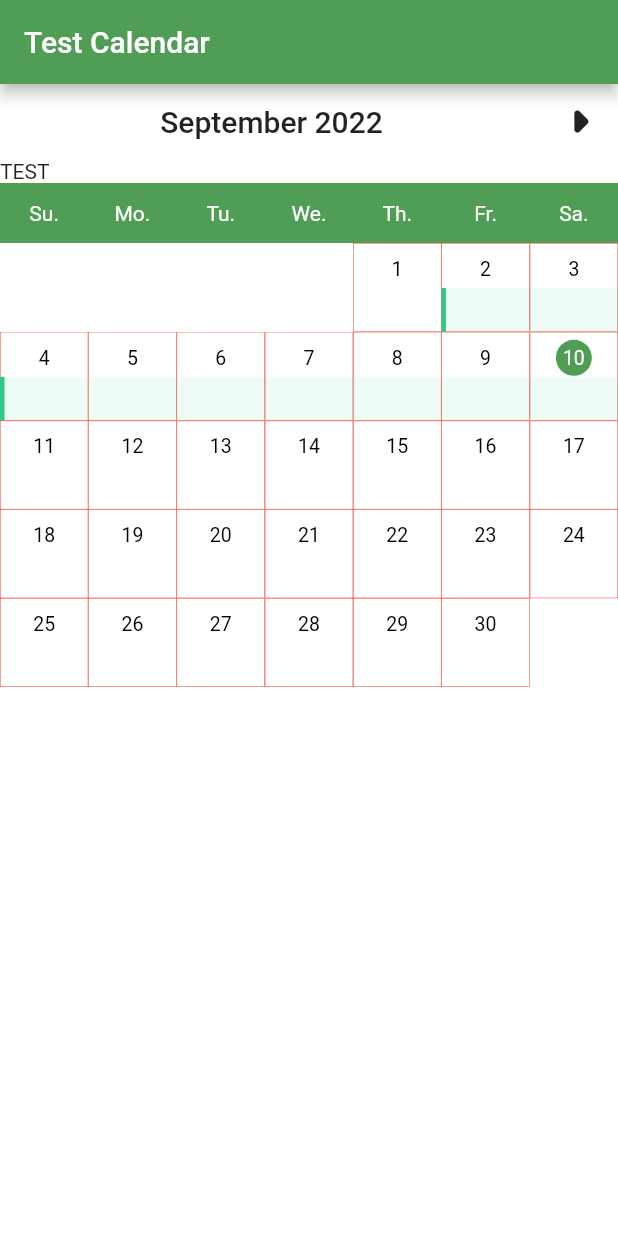
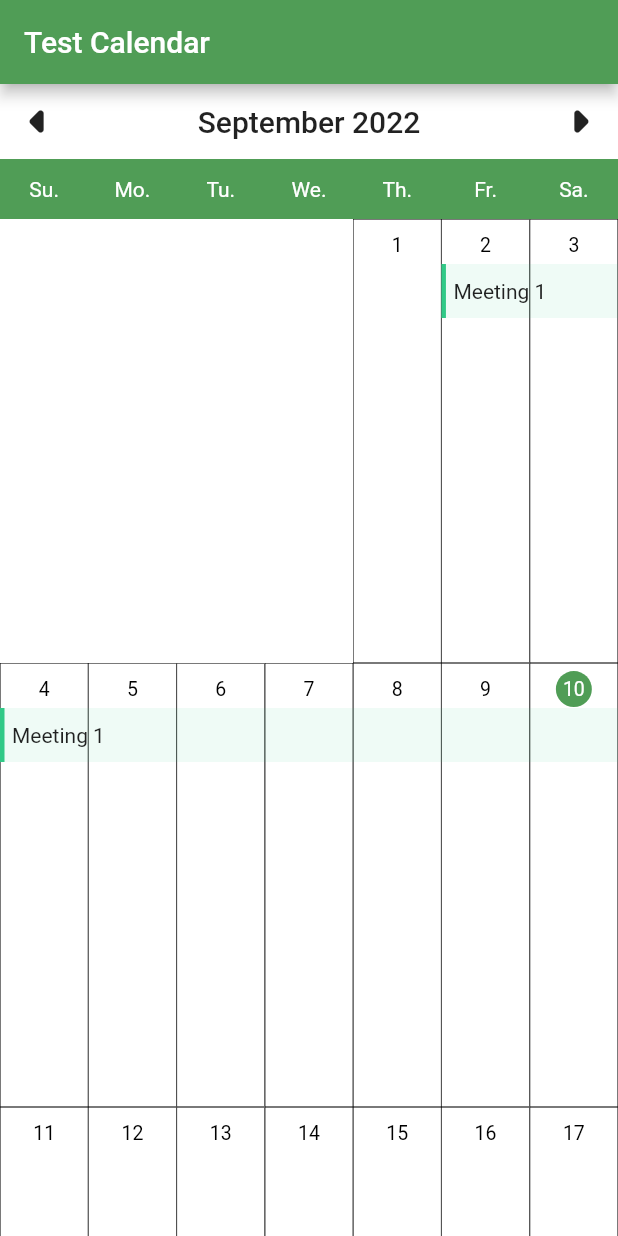
Before and after one commit to rynssnjn/event_calendar, a Flutter app: the screen it shows after launch, on a phone screen of 412 x 824 dp. Run offline on Flutter 3.47's test engine with Material 2 defaults, Android fonts, the phone set to English and light mode, and no system bars.

```diff
--- a/example/lib/main.dart
+++ b/example/lib/main.dart
@@ -29,93 +29,93 @@ class _MyHomePageState extends State<MyHomePage> {
   Widget build(BuildContext context) {
     final events = [
       EventModel(
-        title: '',
-        startTime: DateTime(2022, 9, 2),
-        endTime: DateTime(2022, 9, 10),
+        title: 'Meeting 1',
+        startDate: DateTime(2022, 9, 2),
+        endDate: DateTime(2022, 9, 10),
         backgroundColor: const Color(0xff31C987),
       ),
       EventModel(
-        title: 'Meeting 1',
-        startTime: DateTime(2022, 11, 1),
-        endTime: DateTime(2022, 12, 5),
+        title: 'Meeting 2',
+        startDate: DateTime(2022, 11, 1),
+        endDate: DateTime(2022, 12, 5),
         backgroundColor: const Color(0xff31C987),
       ),
       EventModel(
         title: 'Meeting 3',
-        startTime: DateTime(2022, 12, 3),
-        endTime: DateTime(2022, 12, 09),
+        startDate: DateTime(2022, 12, 3),
+        endDate: DateTime(2022, 12, 09),
         backgroundColor: const Color(0xff892486),
       ),
       EventModel(
         title: 'Meeting 4',
-        startTime: DateTime(2022, 12, 09),
-        endTime: DateTime(2022, 12, 12),
+        startDate: DateTime(2022, 12, 09),
+        endDate: DateTime(2022, 12, 12),
         backgroundColor: const Color(0xff892486),
       ),
       EventModel(
         title: 'Meeting 5',
-        startTime: DateTime(2022, 12, 12),
-        endTime: DateTime(2022, 12, 12),
+        startDate: DateTime(2022, 12, 12),
+        endDate: DateTime(2022, 12, 12),
         backgroundColor: const Color(0xff892486),
       ),
       EventModel(
         title: 'Meeting 6',
-        startTime: DateTime(2022, 12, 12),
-        endTime: DateTime(2022, 12, 15),
+        startDate: DateTime(2022, 12, 12),
+        endDate: DateTime(2022, 12, 15),
         backgroundColor: const Color(0xff31C987),
       ),
       EventModel(
         title: 'Meeting 7',
-        startTime: DateTime(2022, 12, 6),
-        endTime: DateTime(2022, 12, 7),
+        startDate: DateTime(2022, 12, 6),
+        endDate: DateTime(2022, 12, 7),
         backgroundColor: const Color(0xff892486),
       ),
       EventModel(
         title: 'Meeting 8',
-        startTime: DateTime(2022, 12, 12),
-        endTime: DateTime(2022, 12, 12),
+        startDate: DateTime(2022, 12, 12),
+        endDate: DateTime(2022, 12, 12),
         backgroundColor: const Color(0xff31C987),
       ),
       EventModel(
         title: 'Meeting 9',
-        startTime: DateTime(2022, 12, 12),
-        endTime: DateTime(2022, 12, 12),
+        startDate: DateTime(2022, 12, 12),
+        endDate: DateTime(2022, 12, 12),
         backgroundColor: const Color(0xff31C987),
       ),
       EventModel(
         title: 'Meeting 10',
-        startTime: DateTime(2022, 12, 13),
-        endTime: DateTime(2022, 12, 18),
+        startDate: DateTime(2022, 12, 13),
+        endDate: DateTime(2022, 12, 18),
         backgroundColor: const Color(0xff31C987),
       ),
       EventModel(
         title: 'Meeting 11',
-        startTime: DateTime(2022, 12, 15),
-        endTime: DateTime(2022, 12, 22),
+        startDate: DateTime(2022, 12, 15),
+        endDate: DateTime(2022, 12, 22),
         backgroundColor: const Color(0xff892486),
       ),
       EventModel(
         title: 'Meeting 12',
-        startTime: DateTime(2022, 12, 21),
-        endTime: DateTime(2022, 12, 24),
+        startDate: DateTime(2022, 12, 21),
+        endDate: DateTime(2022, 12, 24),
         backgroundColor: const Color(0xff31C987),
       ),
       EventModel(
         title: 'Meeting 13',
-        startTime: DateTime(2022, 12, 10),
-        endTime: DateTime(2022, 12, 10),
+        startDate: DateTime(2022, 12, 10),
+        endDate: DateTime(2022, 12, 10),
         backgroundColor: const Color(0xff31C987),
       ),
       EventModel(
         title: 'Meeting 14',
-        startTime: DateTime(2022, 12, 8),
-        endTime: DateTime(2022, 12, 10),
+        startDate: DateTime(2022, 12, 8),
+        endDate: DateTime(2022, 12, 10),
         backgroundColor: const Color(0xff31C987),
       ),
       EventModel(
         title: 'Rael birthday',
-        startTime: DateTime(2021, 04, 23),
-        endTime: DateTime(2021, 04, 23),
+        startDate: DateTime(2021, 04, 23),
+        endDate: DateTime(2021, 04, 23),
         backgroundColor: const Color(0xff31C987),
       ),
     ];
@@ -128,13 +128,8 @@ class _MyHomePageState extends State<MyHomePage> {
         holder: CalendarHolder(),
         calendarSize: MediaQuery.of(context).size,
         events: events,
-        divisor: 10,
-        isLeftChevronVisible: false,
-        headerSubtitle: const Align(
-          alignment: Alignment.centerLeft,
-          child: Text('TEST'),
-        ),
-        dateBorderColor: Colors.red,
+        divisor: 2,
+        dateBorderColor: Colors.black,
       ),
     );
   }
--- a/lib/src/event_item.dart
+++ b/lib/src/event_item.dart
@@ -6,14 +6,12 @@ class EventItem extends StatelessWidget {
     required this.event,
     this.horizontalPadding = 4,
     this.verticalPadding = 4,
-    this.style,
   });
 
   final int verticalPadding;
   final int horizontalPadding;
 
   final EventModel event;
-  final TextStyle? style;
 
   @override
   Widget build(BuildContext context) {
@@ -36,7 +34,7 @@ class EventItem extends StatelessWidget {
         ),
         child: Text(
           event.title,
-          style: style ?? textTheme.bodyText2!.copyWith(fontSize: 14),
+          style: event.textStyle ?? textTheme.bodyText2!.copyWith(fontSize: 14),
           overflow: TextOverflow.ellipsis,
         ),
       ),
--- a/lib/src/models/event_model.dart
+++ b/lib/src/models/event_model.dart
@@ -3,16 +3,18 @@ import 'package:flutter/material.dart';
 class EventModel {
   EventModel({
     required this.title,
-    required this.startTime,
-    required this.endTime,
+    required this.startDate,
+    required this.endDate,
     this.onSelect,
+    this.textStyle,
     this.backgroundColor,
   });
 
   final VoidCallback? onSelect;
   final String title;
-  final DateTime startTime;
-  final DateTime endTime;
+  final DateTime startDate;
+  final DateTime endDate;
+  final TextStyle? textStyle;
   final Color? backgroundColor;
 
   Color get color => backgroundColor ?? Colors.grey;
@@ -49,7 +51,7 @@ class EventModel {
   static void _updateMap(EventModel event, int position) {
     int index = 0;
     do {
-      DateTime dateTime = DateTime(event.startTime.year, event.startTime.month + index, 1);
+      DateTime dateTime = DateTime(event.startDate.year, event.startDate.month + index, 1);
       String key = _getKey(dateTime.month, dateTime.year);
       List<int>? pointers = _eventsDict?[key];
       if (pointers == null) {
@@ -58,7 +60,7 @@ class EventModel {
       pointers.add(position);
       _eventsDict?[key] = pointers;
       index++;
-    } while (index < inBetweenMonths(event.startTime, event.endTime));
+    } while (index < inBetweenMonths(event.startDate, event.endDate));
   }
 }
 
--- a/lib/src/month_view.dart
+++ b/lib/src/month_view.dart
@@ -5,6 +5,7 @@ class MonthView extends StatefulWidget {
   MonthView({
     required this.currentMonthDate,
     required this.dayWidgetSize,
+    required this.holder,
     this.onMoreEventsTapped,
     this.moreEventsBackgroundColor,
     this.moreEventsBannerTextStyle,
@@ -12,7 +13,6 @@ class MonthView extends StatefulWidget {
     this.dateBorderColor,
     this.currentDateColor,
     this.dateTextStyle,
-    required this.holder,
   });
 
   final DateTime currentMonthDate;
@@ -60,7 +60,7 @@ class _MonthViewState extends State<MonthView> {
       }
       currentDayEventPositionsInStack.add(position);
       event.positionInStack = position;
-      final int eventDuration = event.endTime.difference(currentDay).inDays + 1;
+      final int eventDuration = event.endDate.difference(currentDay).inDays + 1;
       final int noOfDaysLeftInWeek =
           (numberOfDays - currentDayNumber) + 1 >= (7 - i) ? 7 - i : (numberOfDays - currentDayNumber) + 1;
       final double width =
@@ -82,8 +82,8 @@ class _MonthViewState extends State<MonthView> {
     List<EventModel> events = [];
     currentDayEventPositionsInStack = []; //resetting current day positions in stack
     for (EventModel event in eventsInCurrentWeek) {
-      DateTime startDate = DateTime(event.startTime.year, event.startTime.month, event.startTime.day);
-      DateTime endDate = DateTime(event.endTime.year, event.endTime.month, event.endTime.day);
+      DateTime startDate = DateTime(event.startDate.year, event.startDate.month, event.startDate.day);
+      DateTime endDate = DateTime(event.endDate.year, event.endDate.month, event.endDate.day);
       if (date.compareTo(startDate) >= 0 && date.compareTo(endDate) <= 0) {
         if (events.contains(event)) continue;
         events.add(event);
@@ -132,8 +132,8 @@ class _MonthViewState extends State<MonthView> {
 
           if (numberOfEventsToDisplay != 0) {
             for (EventModel event in sorted) {
-              final DateTime startDate = DateTime(event.startTime.year, event.startTime.month, event.startTime.day);
-              final DateTime endDate = DateTime(event.endTime.year, event.endTime.month, event.endTime.day);
+              final DateTime startDate = DateTime(event.startDate.year, event.startDate.month, event.startDate.day);
+              final DateTime endDate = DateTime(event.endDate.year, event.endDate.month, event.endDate.day);
               if (eventWidgetsInDay.length == numberOfEventsToDisplay &&
                   eventWidgetsInDay.length >= currentDayEventPositionsInStack.length) {
                 break;
--- a/lib/src/utilities/calendar_utils.dart
+++ b/lib/src/utilities/calendar_utils.dart
@@ -22,17 +22,17 @@ int getNumberOfDaysInMonth(DateTime date) {
 }
 
 int comparator(EventModel event1, EventModel event2) {
-  int compareOutput = event1.startTime.compareTo(event2.startTime);
+  int compareOutput = event1.startDate.compareTo(event2.startDate);
   if (compareOutput < 0)
     return -1; //makes event1 come before event2 in the result list
   else if (compareOutput > 0)
     return 1; //makes event2 come before event1 in the result list
   else {
-    return event1.startTime
-        .difference(event1.endTime)
+    return event1.startDate
+        .difference(event1.endDate)
         .inMilliseconds
         .abs()
-        .compareTo(event2.startTime.difference(event2.endTime).inMilliseconds.abs());
+        .compareTo(event2.startDate.difference(event2.endDate).inMilliseconds.abs());
   }
 }
 
@@ -41,8 +41,8 @@ List<EventModel> getEventsOn(DateTime date) {
   List<EventModel> eventsOnDate = [];
   for (int pos in eventPositions) {
     EventModel event = EventModel.eventsList[pos];
-    DateTime startDate = DateTime(event.startTime.year, event.startTime.month, event.startTime.day);
-    DateTime endDate = DateTime(event.endTime.year, event.endTime.month, event.endTime.day);
+    DateTime startDate = DateTime(event.startDate.year, event.startDate.month, event.startDate.day);
+    DateTime endDate = DateTime(event.endDate.year, event.endDate.month, event.endDate.day);
     if (date.compareTo(startDate) >= 0 && date.compareTo(endDate) <= 0) {
       event.positionInStack = -1;
       eventsOnDate.add(event);
```
Also changed, not shown: 1 other file.
